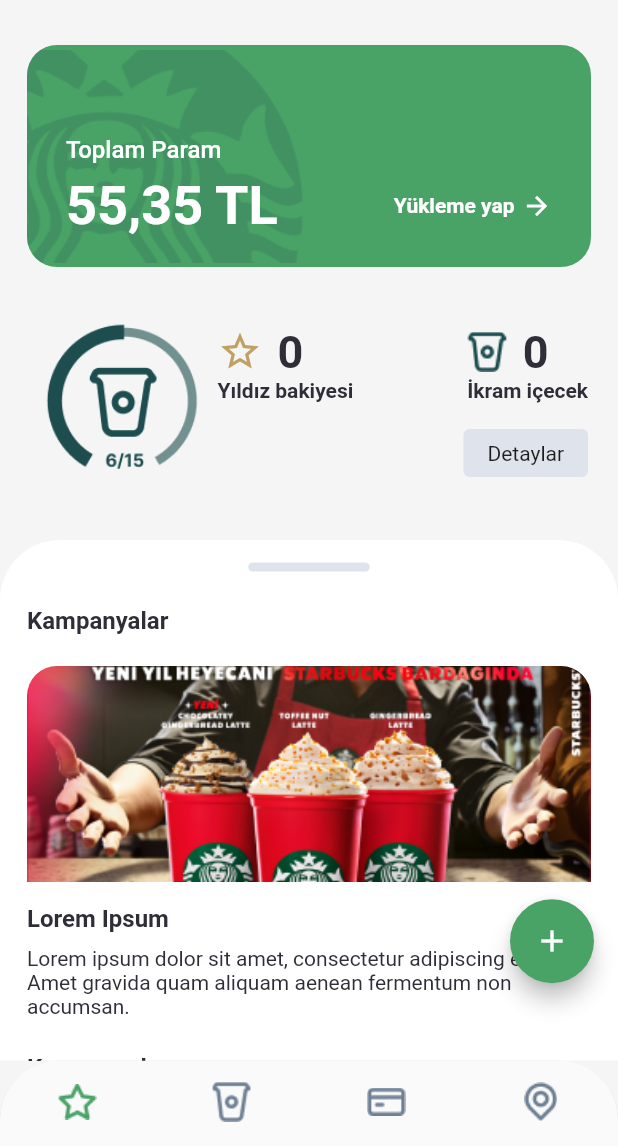
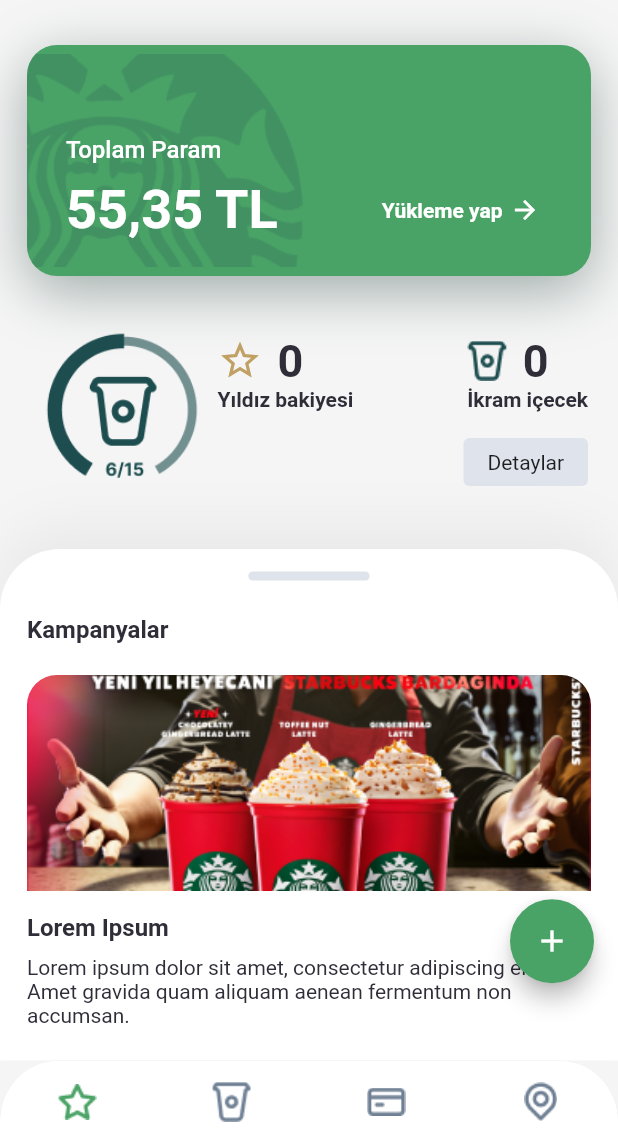
Before and after one commit to NguyenKhacMung/flutter-buoi6-actionListView, a Flutter app: the screen it shows after launch, after a tap on "Detaylar", on a phone screen of 412 x 824 dp, the part 90-1236 px from its top. Run offline on Flutter 3.47's test engine with Material 2 defaults, Android fonts, the phone set to English and light mode, and no system bars.

Commit message:
update code

```diff
--- a/lib/component/GelAl.dart
+++ b/lib/component/GelAl.dart
@@ -49,7 +49,7 @@
                     child: Column(
                       crossAxisAlignment: CrossAxisAlignment.start,
                       children: [
-                        if (item.title != "")
+                        if (item.title != "") ...[
                           Text(
                             item.title,
                             style: TextStyle(
@@ -57,9 +57,10 @@
                               color: Color(0xff6F8094),
                             ),
                           ),
-                        SizedBox(
-                          height: item.title != "" ? 6.5 : 0,
-                        ),
+                          SizedBox(
+                            height: 6.5,
+                          ),
+                        ],
                         Row(
                           children: [
                             Image.asset(
--- a/lib/main.dart
+++ b/lib/main.dart
@@ -1,3 +1,5 @@
+import 'dart:ui';
+
 import 'package:flutter/material.dart';
 import 'package:session6/route/path.dart';
 import 'package:session6/route/routes.dart';
@@ -11,6 +13,12 @@
   @override
   Widget build(BuildContext context) {
     return MaterialApp(
+      scrollBehavior: MaterialScrollBehavior().copyWith(
+        dragDevices: {
+          PointerDeviceKind.touch,
+          PointerDeviceKind.mouse,
+        },
+      ),
       title: 'Flutter Demo',
       debugShowCheckedModeBanner: false,
       theme: ThemeData(
--- a/lib/screen/Home.dart
+++ b/lib/screen/Home.dart
@@ -65,6 +65,7 @@
           showSelectedLabels: false,
           showUnselectedLabels: false,
           onTap: onTabTapped,
+          backgroundColor: Colors.white,
         ),
       ),
     );
--- a/lib/screen/HomePage.dart
+++ b/lib/screen/HomePage.dart
@@ -30,6 +30,14 @@
                 ),
                 color: Color(0xff4AA366),
                 borderRadius: BorderRadius.circular(20),
+                boxShadow: [
+                  BoxShadow(
+                    color: Color.fromRGBO(26, 59, 52, 0.4),
+                    spreadRadius: 0,
+                    blurRadius: 33,
+                    offset: Offset(0, 10), // changes position of shadow
+                  ),
+                ],
               ),
               child: Column(
                 crossAxisAlignment: CrossAxisAlignment.start,
@@ -46,9 +54,9 @@
                     height: 7,
                   ),
                   Row(
+                    mainAxisAlignment: MainAxisAlignment.spaceBetween,
                     children: [
-                      Expanded(
-                        child: Text(
+                      Text(
                         "55,35 TL",
                         style: TextStyle(
                           color: Color(0xffffffff),
@@ -56,7 +64,10 @@
                           fontWeight: FontWeight.bold,
                         ),
                       ),
-                      ),
+                      TextButton(
+                        onPressed: () {},
+                        child: Row(
+                          children: [
                             Text(
                               "Yükleme yap",
                               style: TextStyle(
@@ -70,6 +81,9 @@
                               Icons.arrow_forward,
                               size: 20,
                               color: Color(0xffffffff),
+                            ),
+                          ],
+                        ),
                       ),
                     ],
                   ),
@@ -160,16 +174,18 @@
                         SizedBox(
                           height: 18,
                         ),
-                        InkWell(
+                        Ink(
+                          decoration: BoxDecoration(
+                            color: Color(0xffDFE4EC),
+                            borderRadius: BorderRadius.circular(4),
+                          ),
+                          child: InkWell(
                             onTap: () {},
                             child: Container(
                               padding: EdgeInsets.symmetric(
                                   vertical: 8, horizontal: 16),
-                            decoration: BoxDecoration(
-                              color: Color(0xffDFE4EC),
-                              borderRadius: BorderRadius.circular(4),
+                              child: Text("Detaylar"),
                             ),
-                            child: Text("Detaylar"),
                           ),
                         ),
                       ],
@@ -189,6 +205,14 @@
                   borderRadius: BorderRadius.vertical(
                     top: Radius.circular(40),
                   ),
+                  boxShadow: [
+                    BoxShadow(
+                      color: Color.fromRGBO(0, 0, 0, 0.05),
+                      spreadRadius: 0,
+                      blurRadius: 30,
+                      offset: Offset(0, -15),
+                    ),
+                  ],
                 ),
                 child: Column(
                   children: [
@@ -203,6 +227,7 @@
                     ),
                     Expanded(
                       child: ListView.builder(
+                          controller: ScrollController(),
                           scrollDirection: Axis.vertical,
                           itemCount: 3,
                           itemBuilder: (BuildContext context, int index) {
--- a/lib/screen/Order.dart
+++ b/lib/screen/Order.dart
@@ -51,6 +51,7 @@
                     ),
                     Expanded(
                       child: ListView.builder(
+                          controller: ScrollController(),
                           itemCount: itemMenus.length,
                           itemBuilder: (BuildContext context, int index) {
                             final item = itemMenus[index];
```
Also changed, not shown: pubspec.lock. Lines whose indentation alone changed are shown as unchanged.
